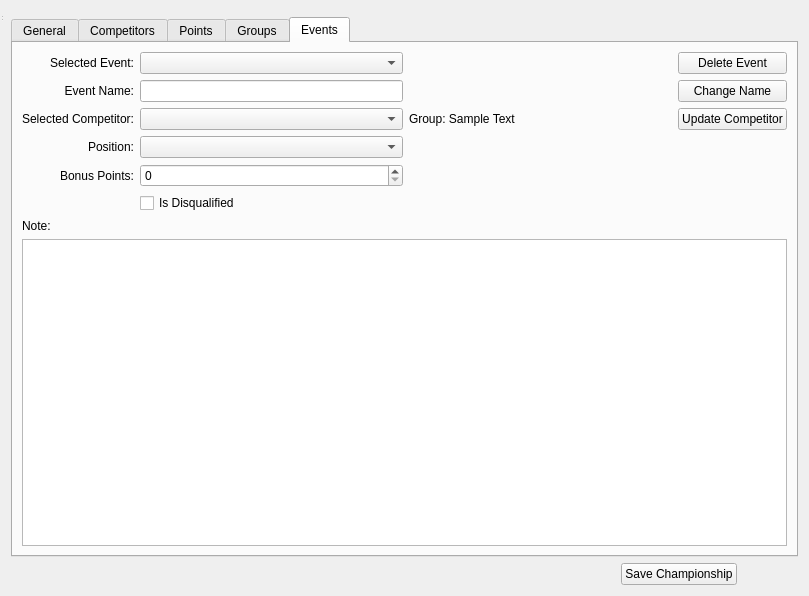
Qt form managechampionshipwindow.ui (QADD-X51/ChampionshipManagerApp) before a commit.
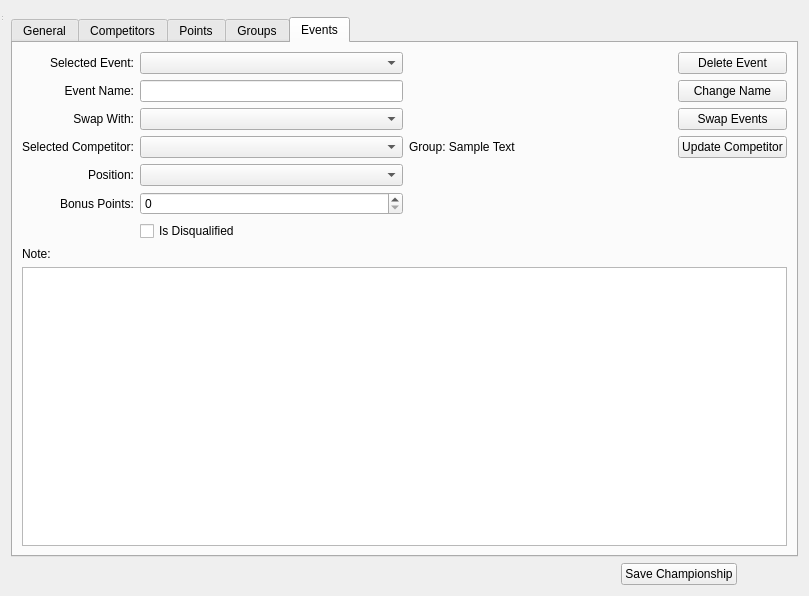
The same form after that commit. The open tabs and pages were chosen to show the change.

Commit message: Added Swaps of certain elements and fixed table prints

```diff
--- a/managechampionshipwindow.ui
+++ b/managechampionshipwindow.ui
@@ -528,25 +528,35 @@
          <string>Events</string>
         </attribute>
         <layout class="QGridLayout" name="gridLayout_7" columnstretch="0,1,1,0">
-         <item row="1" column="0">
-          <widget class="QLabel" name="label_17">
+         <item row="4" column="0">
+          <widget class="QLabel" name="label_16">
            <property name="text">
-            <string>Event Name:</string>
+            <string>Position:</string>
            </property>
            <property name="alignment">
             <set>Qt::AlignRight|Qt::AlignTrailing|Qt::AlignVCenter</set>
            </property>
           </widget>
          </item>
-         <item row="0" column="3">
-          <widget class="QPushButton" name="deleteEventButton">
+         <item row="3" column="3">
+          <widget class="QPushButton" name="updateCompetitorButton">
            <property name="text">
-            <string>Delete Event</string>
+            <string>Update Competitor</string>
            </property>
           </widget>
          </item>
-         <item row="3" column="1">
-          <widget class="QComboBox" name="positionCompetitorCombo"/>
+         <item row="3" column="0">
+          <widget class="QLabel" name="label_15">
+           <property name="text">
+            <string>Selected Competitor:</string>
+           </property>
+           <property name="alignment">
+            <set>Qt::AlignRight|Qt::AlignTrailing|Qt::AlignVCenter</set>
+           </property>
+          </widget>
+         </item>
+         <item row="8" column="0" colspan="4">
+          <widget class="QTextEdit" name="noteEventBox"/>
          </item>
          <item row="0" column="0">
           <widget class="QLabel" name="label_14">
@@ -558,85 +568,23 @@
            </property>
           </widget>
          </item>
-         <item row="2" column="0">
-          <widget class="QLabel" name="label_15">
+         <item row="1" column="0">
+          <widget class="QLabel" name="label_17">
            <property name="text">
-            <string>Selected Competitor:</string>
+            <string>Event Name:</string>
            </property>
            <property name="alignment">
             <set>Qt::AlignRight|Qt::AlignTrailing|Qt::AlignVCenter</set>
            </property>
           </widget>
          </item>
-         <item row="5" column="1">
-          <widget class="QCheckBox" name="isDisqualifiedCheck">
-           <property name="text">
-            <string>Is Disqualified</string>
-           </property>
-          </widget>
-         </item>
-         <item row="2" column="1">
-          <widget class="QComboBox" name="selectedCompetitorEventCombo"/>
-         </item>
-         <item row="6" column="0">
+         <item row="7" column="0">
           <widget class="QLabel" name="label_19">
            <property name="text">
             <string>Note:</string>
            </property>
           </widget>
          </item>
-         <item row="4" column="1">
-          <widget class="QSpinBox" name="bonusPointsEventBox">
-           <property name="maximum">
-            <number>1000000</number>
-           </property>
-           <property name="singleStep">
-            <number>1</number>
-           </property>
-          </widget>
-         </item>
-         <item row="4" column="0">
-          <widget class="QLabel" name="label_18">
-           <property name="text">
-            <string>Bonus Points:</string>
-           </property>
-           <property name="alignment">
-            <set>Qt::AlignRight|Qt::AlignTrailing|Qt::AlignVCenter</set>
-           </property>
-          </widget>
-         </item>
-         <item row="1" column="1">
-          <widget class="QLineEdit" name="eventNameBox"/>
-         </item>
-         <item row="0" column="1">
-          <widget class="QComboBox" name="selectedEventCombo"/>
-         </item>
-         <item row="3" column="0">
-          <widget class="QLabel" name="label_16">
-           <property name="text">
-            <string>Position:</string>
-           </property>
-           <property name="alignment">
-            <set>Qt::AlignRight|Qt::AlignTrailing|Qt::AlignVCenter</set>
-           </property>
-          </widget>
-         </item>
-         <item row="0" column="2">
-          <spacer name="horizontalSpacer_16">
-           <property name="orientation">
-            <enum>Qt::Horizontal</enum>
-           </property>
-           <property name="sizeHint" stdset="0">
-            <size>
-             <width>40</width>
-             <height>20</height>
-            </size>
-           </property>
-          </spacer>
-         </item>
-         <item row="7" column="0" colspan="4">
-          <widget class="QTextEdit" name="noteEventBox"/>
-         </item>
          <item row="1" column="3">
           <widget class="QPushButton" name="changeEventNameButton">
            <property name="text">
@@ -644,20 +592,92 @@
            </property>
           </widget>
          </item>
-         <item row="2" column="3">
-          <widget class="QPushButton" name="updateCompetitorButton">
+         <item row="1" column="1">
+          <widget class="QLineEdit" name="eventNameBox"/>
+         </item>
+         <item row="6" column="1">
+          <widget class="QCheckBox" name="isDisqualifiedCheck">
            <property name="text">
-            <string>Update Competitor</string>
+            <string>Is Disqualified</string>
            </property>
           </widget>
          </item>
-         <item row="2" column="2">
+         <item row="0" column="1">
+          <widget class="QComboBox" name="selectedEventCombo"/>
+         </item>
+         <item row="3" column="2">
           <widget class="QLabel" name="groupEventLabel">
            <property name="text">
             <string>Group: Sample Text</string>
            </property>
           </widget>
          </item>
+         <item row="3" column="1">
+          <widget class="QComboBox" name="selectedCompetitorEventCombo"/>
+         </item>
+         <item row="5" column="1">
+          <widget class="QSpinBox" name="bonusPointsEventBox">
+           <property name="maximum">
+            <number>1000000</number>
+           </property>
+           <property name="singleStep">
+            <number>1</number>
+           </property>
+          </widget>
+         </item>
+         <item row="0" column="2">
+          <spacer name="horizontalSpacer_16">
+           <property name="orientation">
+            <enum>Qt::Horizontal</enum>
+           </property>
+           <property name="sizeHint" stdset="0">
+            <size>
+             <width>40</width>
+             <height>20</height>
+            </size>
+           </property>
+          </spacer>
+         </item>
+         <item row="0" column="3">
+          <widget class="QPushButton" name="deleteEventButton">
+           <property name="text">
+            <string>Delete Event</string>
+           </property>
+          </widget>
+         </item>
+         <item row="4" column="1">
+          <widget class="QComboBox" name="positionCompetitorCombo"/>
+         </item>
+         <item row="5" column="0">
+          <widget class="QLabel" name="label_18">
+           <property name="text">
+            <string>Bonus Points:</string>
+           </property>
+           <property name="alignment">
+            <set>Qt::AlignRight|Qt::AlignTrailing|Qt::AlignVCenter</set>
+           </property>
+          </widget>
+         </item>
+         <item row="2" column="1">
+          <widget class="QComboBox" name="swapEventCombo"/>
+         </item>
+         <item row="2" column="0">
+          <widget class="QLabel" name="label_22">
+           <property name="text">
+            <string>Swap With:</string>
+           </property>
+           <property name="alignment">
+            <set>Qt::AlignRight|Qt::AlignTrailing|Qt::AlignVCenter</set>
+           </property>
+          </widget>
+         </item>
+         <item row="2" column="3">
+          <widget class="QPushButton" name="swapEventsButton">
+           <property name="text">
+            <string>Swap Events</string>
+           </property>
+          </widget>
+         </item>
         </layout>
         <zorder>updateCompetitorButton</zorder>
         <zorder>label_17</zorder>
```
Left out of the diff: 282 changed lines with no effect on the pictures. The commit also changes 11 other files.
